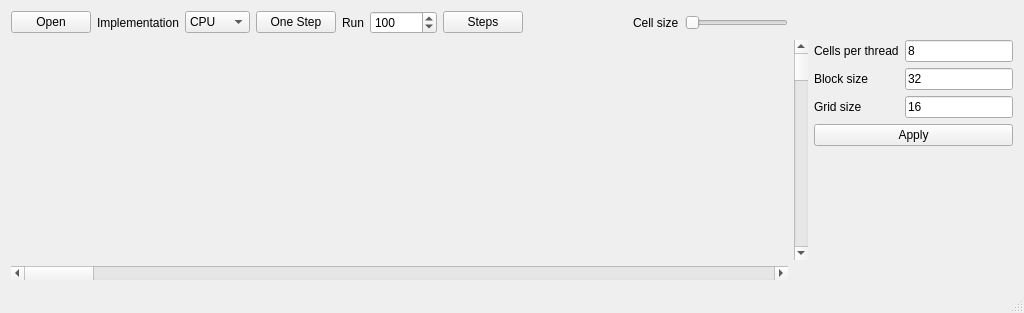
First picture: the form in wireworld-cuda/mainwindow.ui, repository eszkadev/wireworld-cuda, before the edit.
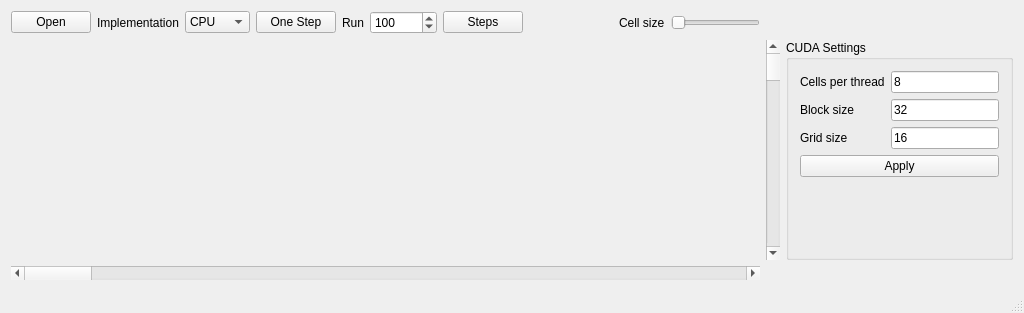
Second picture: the form after the edit.

Commit message: Added cuda settings group in the ui

Diff of the .ui file:
```diff
--- a/wireworld-cuda/mainwindow.ui
+++ b/wireworld-cuda/mainwindow.ui
@@ -131,46 +131,48 @@
       </property>
      </widget>
     </item>
-    <item row="1" column="4">
+    <item row="1" column="2">
+     <widget class="QGroupBox" name="groupBox">
+      <property name="title">
+       <string>CUDA Settings</string>
+      </property>
+      <layout class="QFormLayout" name="formLayout_2">
+       <item row="0" column="0">
      <layout class="QFormLayout" name="formLayout">
+         <property name="fieldGrowthPolicy">
+          <enum>QFormLayout::AllNonFixedFieldsGrow</enum>
+         </property>
       <property name="formAlignment">
        <set>Qt::AlignRight|Qt::AlignTop|Qt::AlignTrailing</set>
       </property>
-      <item row="1" column="1">
-       <widget class="QLineEdit" name="cellsEdit">
-        <property name="sizePolicy">
-         <sizepolicy hsizetype="Fixed" vsizetype="Fixed">
-          <horstretch>0</horstretch>
-          <verstretch>0</verstretch>
-         </sizepolicy>
-        </property>
-        <property name="text">
-         <string>8</string>
-        </property>
-       </widget>
-      </item>
-      <item row="1" column="0">
+         <item row="3" column="0">
        <widget class="QLabel" name="label_4">
         <property name="text">
          <string>Cells per thread</string>
         </property>
        </widget>
       </item>
-      <item row="2" column="0">
+         <item row="3" column="1">
+          <widget class="QLineEdit" name="cellsEdit">
+           <property name="sizePolicy">
+            <sizepolicy hsizetype="Fixed" vsizetype="Fixed">
+             <horstretch>0</horstretch>
+             <verstretch>0</verstretch>
+            </sizepolicy>
+           </property>
+           <property name="text">
+            <string>8</string>
+           </property>
+          </widget>
+         </item>
+         <item row="4" column="0">
        <widget class="QLabel" name="label_5">
         <property name="text">
          <string>Block size</string>
         </property>
        </widget>
       </item>
-      <item row="3" column="0">
-       <widget class="QLabel" name="label_6">
-        <property name="text">
-         <string>Grid size</string>
-        </property>
-       </widget>
-      </item>
-      <item row="2" column="1">
+         <item row="4" column="1">
        <widget class="QLineEdit" name="blockEdit">
         <property name="sizePolicy">
          <sizepolicy hsizetype="Fixed" vsizetype="Fixed">
@@ -183,7 +185,14 @@
         </property>
        </widget>
       </item>
-      <item row="3" column="1">
+         <item row="5" column="0">
+          <widget class="QLabel" name="label_6">
+           <property name="text">
+            <string>Grid size</string>
+           </property>
+          </widget>
+         </item>
+         <item row="5" column="1">
        <widget class="QLineEdit" name="gridEdit">
         <property name="sizePolicy">
          <sizepolicy hsizetype="Fixed" vsizetype="Fixed">
@@ -196,7 +205,7 @@
         </property>
        </widget>
       </item>
-      <item row="4" column="0" colspan="2">
+         <item row="6" column="0" colspan="2">
        <widget class="QPushButton" name="applyButton">
         <property name="text">
          <string>Apply</string>
@@ -204,6 +213,9 @@
        </widget>
       </item>
      </layout>
+       </item>
+      </layout>
+     </widget>
     </item>
    </layout>
   </widget>
```
Lines whose indentation alone changed are shown as unchanged.
